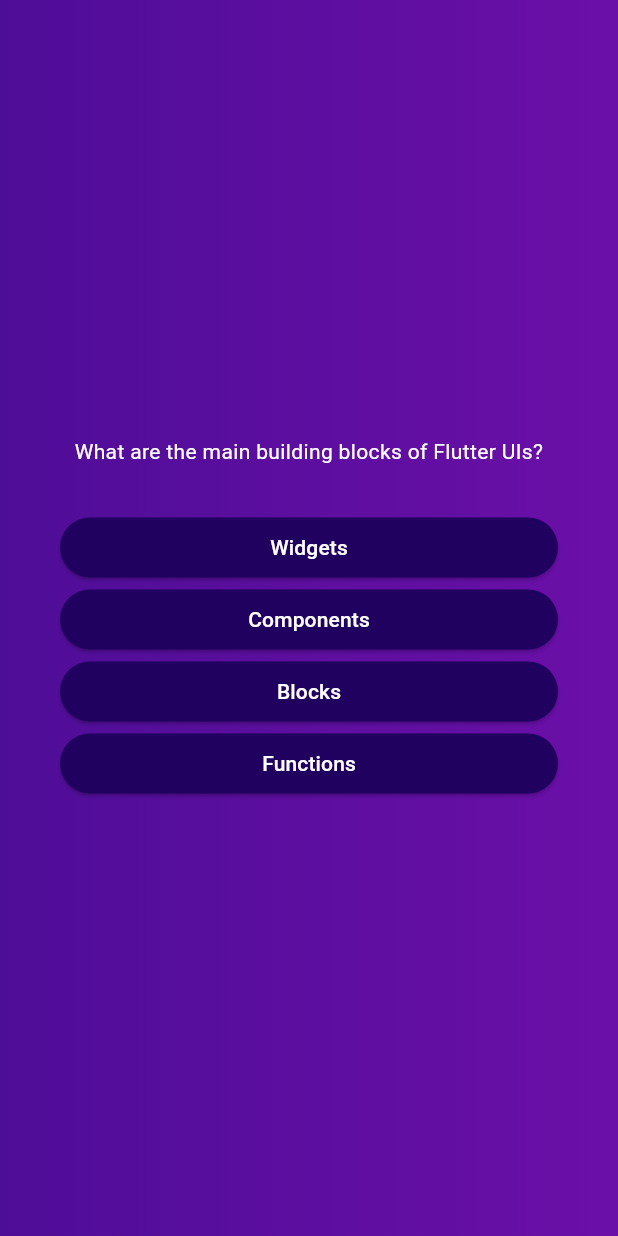
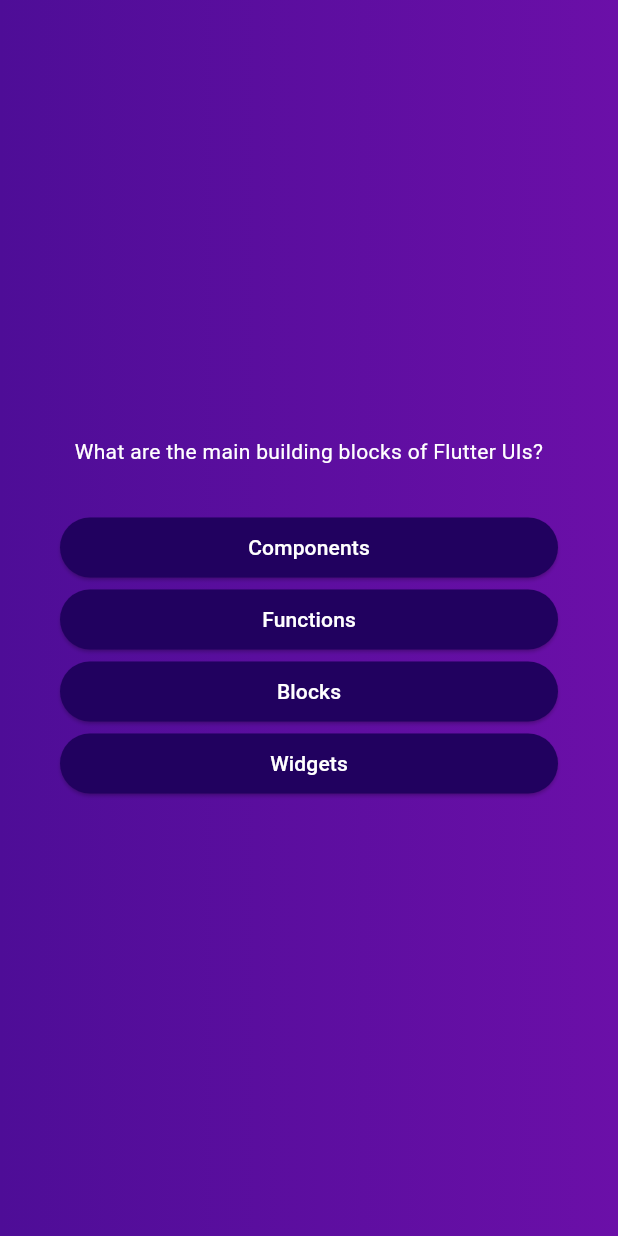
Before and after one commit to VIA2NEY/quizz_app_course, a Flutter app: the screen it shows after launch, after a tap on "Start Quiz", on a phone screen of 412 x 824 dp. Run offline on Flutter 3.47's test engine with Material 3 defaults, Android fonts, the phone set to English and light mode, and no system bars.

```diff
--- a/lib/models/quiz_question.dart
+++ b/lib/models/quiz_question.dart
@@ -8,4 +8,10 @@ class QuizQuestion {
   final String text;
   final List <String> answers;
 
+  List <String> getShuffleAnswers (){
+    final shuffledList = List.of(answers);
+    shuffledList.shuffle();
+    return shuffledList;
+  }
+
 }
--- a/lib/questions_screen.dart
+++ b/lib/questions_screen.dart
@@ -34,7 +34,7 @@ class _QuestionScreenState extends State<QuestionScreen> {
 
             const SizedBox(height: 30),
 
-            ... currentQuestion[0].answers.map((item) {
+            ... currentQuestion[0].getShuffleAnswers().map((item) {
                 return AnswerButton(
                   answerText: item,
                   onTap: (){},
```
